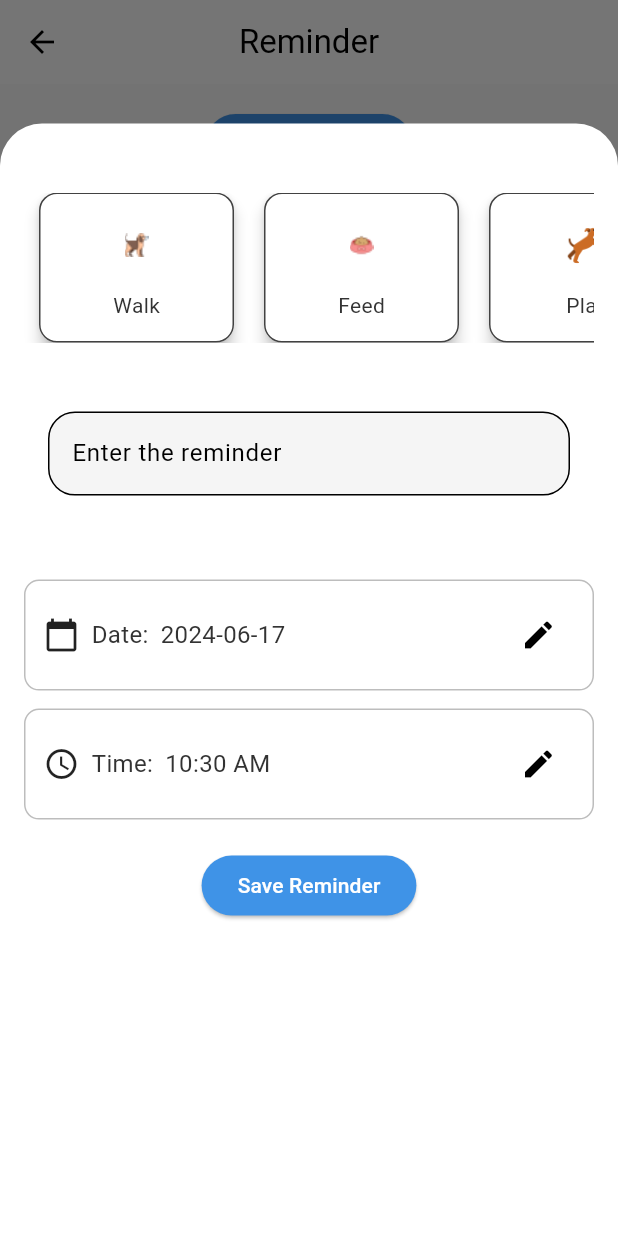
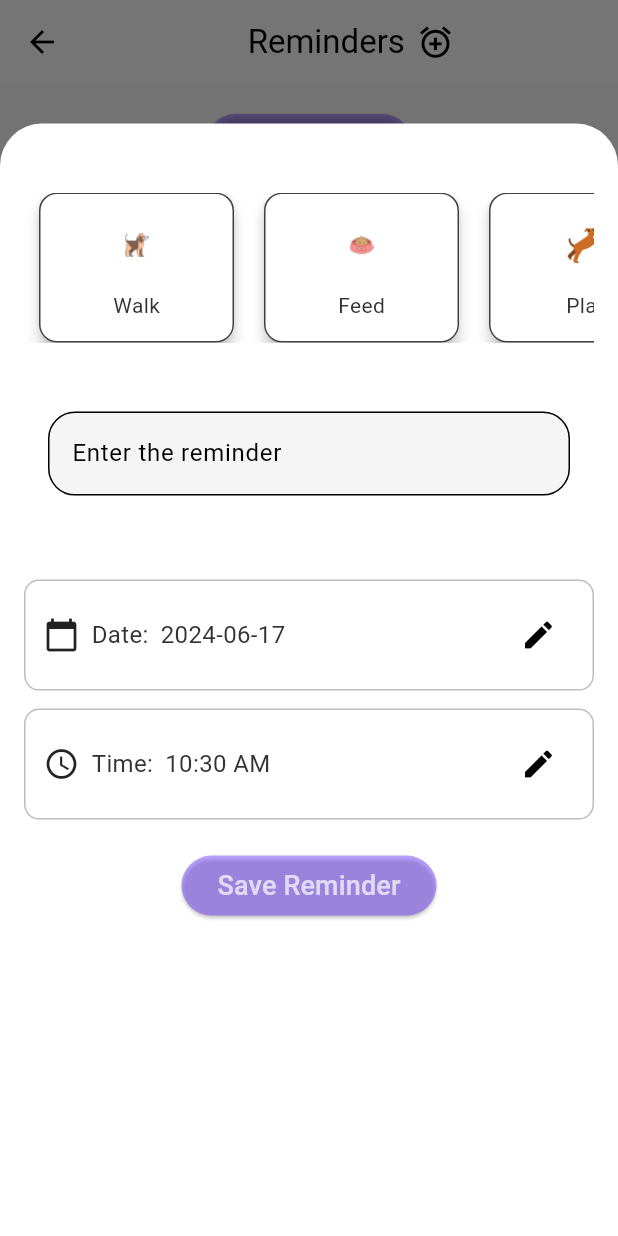
Before and after one commit to Vaishnavi8507/pet_care, a Flutter app: the ReminderScreen screen opened directly, after a tap on "Add Reminder", on a phone screen of 412 x 824 dp. Run offline on Flutter 3.47's test engine with Material 3 defaults, Android fonts, the phone set to English and light mode, and no system bars; our stand-ins replace cloud_firestore, curved_navigation_bar, firebase_auth, firebase_core, firebase_storage, flutter_local_notifications and 4 more; missing offline and left inert: dart:ffi; accounts and stored records are empty; statements that could not run were skipped.

Commit message:
Update reminder_screen.dart

```diff
--- a/lib/pages/screens/reminder_screen.dart
+++ b/lib/pages/screens/reminder_screen.dart
@@ -1,4 +1,3 @@
-import 'package:flutter/cupertino.dart';
 import 'package:flutter/material.dart';
 import 'package:flutter_local_notifications/flutter_local_notifications.dart';
 import 'package:pet_care/widgets/components/textfield.dart';
@@ -127,7 +126,6 @@ class _ReminderScreenState extends State<ReminderScreen> {
       );
     } catch (e) {
       print('Error scheduling notification: $e');
-      // Handle error
     }
   }
 
@@ -208,7 +206,7 @@ class _ReminderScreenState extends State<ReminderScreen> {
                               child: Card(
                                 elevation: 4.0,
                                 color: selectedCategoryIndex == index
-                                    ? LightColors.primaryColor.withOpacity(0.5)
+                                    ? Colors.deepPurple.withOpacity(0.5)
                                     : Colors.white,
                                 shape: RoundedRectangleBorder(
                                   borderRadius: BorderRadius.circular(12.0),
@@ -370,10 +368,20 @@ class _ReminderScreenState extends State<ReminderScreen> {
                                   title: Text('Incomplete Fields'),
                                   content: Text(
                                     'Please select all fields before saving the reminder.',
+                                    style: TextStyle(
+                                      color: LightColors.textColor,
+                                      fontSize: 14,
+                                    ),
                                   ),
                                   actions: <Widget>[
                                     TextButton(
-                                      child: Text('OK'),
+                                      child: Text(
+                                        'OK',
+                                        style: TextStyle(
+                                          color: LightColors.textColor,
+                                          fontSize: 14,
+                                        ),
+                                      ),
                                       onPressed: () {
                                         Navigator.of(context).pop();
                                       },
@@ -390,7 +398,14 @@ class _ReminderScreenState extends State<ReminderScreen> {
                         },
                         child: Text(
                           'Save Reminder',
-                          style: TextStyle(),
+                          style: TextStyle(
+                            color: Colors.white70,
+                            fontSize: 18,
+                          ),
+                        ),
+                        style: ElevatedButton.styleFrom(
+                          backgroundColor:
+                              Colors.deepPurpleAccent.withOpacity(0.5),
                         ),
                       ),
                     ],
@@ -422,8 +437,19 @@ class _ReminderScreenState extends State<ReminderScreen> {
   Widget build(BuildContext context) {
     return Scaffold(
       appBar: AppBar(
-        centerTitle: true,
-        title: Text('Reminder'),
+        title: Row(
+          mainAxisAlignment: MainAxisAlignment.center,
+          children: [
+            Text(
+              'Reminders',
+            ),
+            SizedBox(width: 8),
+            Icon(
+              Icons.alarm_add_outlined,
+              size: 25,
+            ),
+          ],
+        ),
       ),
       body: Padding(
         padding: const EdgeInsets.all(16.0),
@@ -435,7 +461,12 @@ class _ReminderScreenState extends State<ReminderScreen> {
               },
               child: Text(
                 'Add Reminder',
-                style: TextStyle(),
+                style: TextStyle(
+                  color: Colors.white,
+                ),
+              ),
+              style: ElevatedButton.styleFrom(
+                backgroundColor: Colors.deepPurpleAccent.withOpacity(0.5),
               ),
             ),
             SizedBox(height: 20),
@@ -464,8 +495,8 @@ class _ReminderScreenState extends State<ReminderScreen> {
                       return Column(
                         children: [
                           ListTile(
-                          visualDensity: VisualDensity.adaptivePlatformDensity,
-
+                            visualDensity:
+                                VisualDensity.adaptivePlatformDensity,
                             tileColor: Color.fromARGB(30, 180, 180, 185),
                             leading: Image.asset(
                               icons[
@@ -483,7 +514,9 @@ class _ReminderScreenState extends State<ReminderScreen> {
                               },
                             ),
                           ),
-                          Divider(color: Color.fromARGB(30, 180, 180, 185),), // Add a divider after each tile
+                          Divider(
+                            color: Color.fromARGB(30, 180, 180, 185),
+                          ), // Add a divider after each tile
                         ],
                       );
                     },
```
